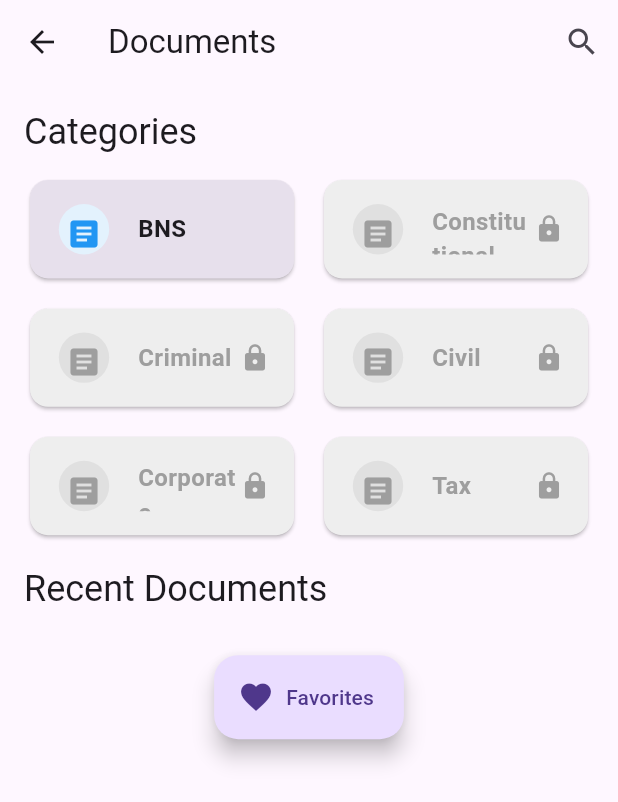
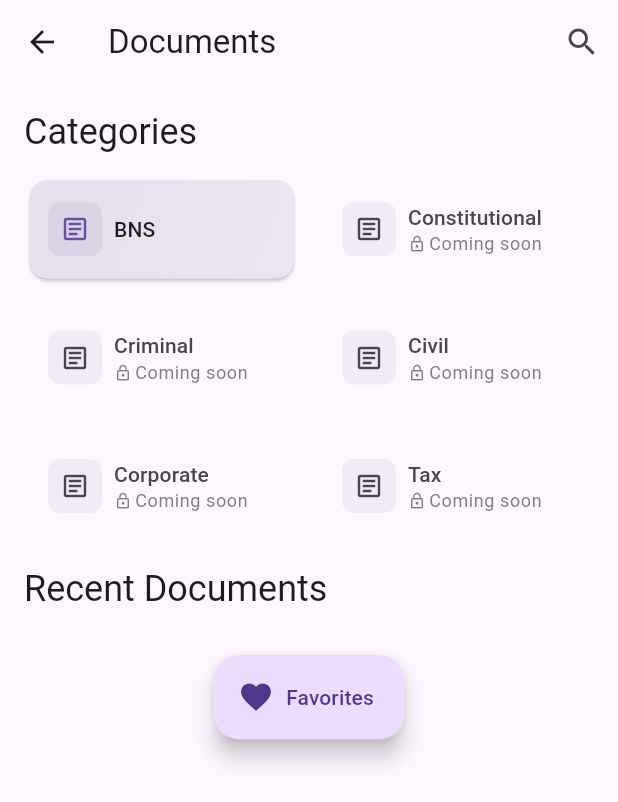
Before and after one commit to ham-zax/law_india_flutter_app, a Flutter app: the screen it shows after launch, on a phone screen of 412 x 824 dp. Shown: the top 802 px of the screen. Run offline on Flutter 3.47's test engine with Material 3 defaults, Android fonts, the phone set to English and light mode, and no system bars; our stand-ins replace equatable, flutter_bloc; missing offline and left inert: fuzzywuzzy; generated files the repository leaves out were written again.

```diff
--- a/lib/src/documents/document_list_view.dart
+++ b/lib/src/documents/document_list_view.dart
@@ -121,9 +121,12 @@ class DocumentListView extends StatelessWidget {
                                       child: Card(
                                         elevation: 0,
                                         shape: RoundedRectangleBorder(
-                                        borderRadius: BorderRadius.circular(8),
+                                          borderRadius:
+                                              BorderRadius.circular(8),
                                           side: BorderSide(
-                                          color: Theme.of(context).colorScheme.surfaceVariant,
+                                            color: Theme.of(context)
+                                                .colorScheme
+                                                .surfaceVariant,
                                             width: 1,
                                           ),
                                         ),
@@ -133,22 +136,33 @@ class DocumentListView extends StatelessWidget {
                                             vertical: 16,
                                           ),
                                           child: Column(
-                                          crossAxisAlignment: CrossAxisAlignment.start,
+                                            crossAxisAlignment:
+                                                CrossAxisAlignment.start,
                                             children: [
                                               Text(
                                                 'Chapter ${chapter.chapterNumber} - ${chapter.chapterTitle}',
-                                              style: Theme.of(context).textTheme.titleMedium?.copyWith(
-                                                fontWeight: FontWeight.w500,
+                                                style: Theme.of(context)
+                                                    .textTheme
+                                                    .titleMedium
+                                                    ?.copyWith(
+                                                      fontWeight:
+                                                          FontWeight.w500,
                                                       letterSpacing: 0.1,
                                                       height: 1.4,
                                                     ),
                                               ),
                                               Padding(
-                                              padding: const EdgeInsets.only(top: 4),
+                                                padding: const EdgeInsets.only(
+                                                    top: 4),
                                                 child: Text(
                                                   '${chapter.sections.length} Sections',
-                                                style: Theme.of(context).textTheme.bodyMedium?.copyWith(
-                                                  color: Theme.of(context).colorScheme.onSurfaceVariant,
+                                                  style: Theme.of(context)
+                                                      .textTheme
+                                                      .bodyMedium
+                                                      ?.copyWith(
+                                                        color: Theme.of(context)
+                                                            .colorScheme
+                                                            .onSurfaceVariant,
                                                         height: 1.4,
                                                       ),
                                                 ),
@@ -188,56 +202,104 @@ class DocumentListView extends StatelessWidget {
     );
   }
 
-
   Widget _buildCategoryCard({
     required BuildContext context,
     required String title,
     bool isActive = true,
   }) {
+    final theme = Theme.of(context);
+    final Color primaryColor =
+        isActive ? theme.colorScheme.primary : Colors.grey;
+
     return Card(
-      elevation: 1,
+      elevation: isActive ? 1 : 0,
       shape: RoundedRectangleBorder(
         borderRadius: BorderRadius.circular(12),
       ),
-      color: isActive
-          ? Theme.of(context).colorScheme.surfaceVariant
-          : Colors.grey[200],
+      child: Container(
+        decoration: BoxDecoration(
+          borderRadius: BorderRadius.circular(12),
+          gradient: LinearGradient(
+            begin: Alignment.topLeft,
+            end: Alignment.bottomRight,
+            colors: [
+              isActive
+                  ? theme.colorScheme.surfaceVariant
+                  : theme.colorScheme.surface,
+              isActive
+                  ? theme.colorScheme.surfaceVariant.withOpacity(0.7)
+                  : theme.colorScheme.surface,
+            ],
+          ),
+        ),
         child: Padding(
-        padding: const EdgeInsets.all(16),
+          padding: const EdgeInsets.symmetric(horizontal: 12, vertical: 8),
           child: Row(
             children: [
               Container(
                 padding: const EdgeInsets.all(8),
                 decoration: BoxDecoration(
+                  borderRadius: BorderRadius.circular(8),
                   color: isActive
-                    ? Colors.blue.shade50
-                    : Colors.grey[300],
-                shape: BoxShape.circle,
+                      ? primaryColor.withOpacity(0.1)
+                      : theme.colorScheme.surfaceVariant.withOpacity(0.5),
                 ),
                 child: Icon(
-                Icons.article,
-                size: 24,
-                color: isActive ? Colors.blue : Colors.grey,
+                  Icons.article_outlined,
+                  size: 20,
+                  color: isActive
+                      ? primaryColor
+                      : theme.colorScheme.onSurfaceVariant,
                 ),
               ),
-            const SizedBox(width: 16),
+              const SizedBox(width: 8),
               Expanded(
+                child: Column(
+                  mainAxisSize: MainAxisSize.min,
+                  crossAxisAlignment: CrossAxisAlignment.start,
+                  children: [
+                    Text(
+                      title,
+                      style: theme.textTheme.titleSmall?.copyWith(
+                        fontWeight: FontWeight.w500,
+                        color: isActive
+                            ? theme.colorScheme.onSurface
+                            : theme.colorScheme.onSurfaceVariant,
+                      ),
+                      maxLines: 1,
+                      overflow: TextOverflow.ellipsis,
+                    ),
+                    if (!isActive)
+                      Flexible(
+                        child: Row(
+                          mainAxisSize: MainAxisSize.min,
+                          children: [
+                            Icon(
+                              Icons.lock_outline,
+                              size: 12,
+                              color: theme.colorScheme.onSurfaceVariant
+                                  .withOpacity(0.7),
+                            ),
+                            const SizedBox(width: 2),
+                            Flexible(
                               child: Text(
-                title,
-                style: TextStyle(
-                  fontSize: 16,
-                  fontWeight: FontWeight.bold,
-                  color: isActive
-                      ? Theme.of(context).colorScheme.onSurface
-                      : Colors.grey,
+                                'Coming soon',
+                                style: theme.textTheme.bodySmall?.copyWith(
+                                  color: theme.colorScheme.onSurfaceVariant
+                                      .withOpacity(0.7),
                                 ),
-                maxLines: 2,
+                                maxLines: 1,
                                 overflow: TextOverflow.ellipsis,
                               ),
                             ),
-            if (!isActive)
-              const Icon(Icons.lock, size: 20, color: Colors.grey),
                           ],
+                        ),
+                      ),
+                  ],
+                ),
+              ),
+            ],
+          ),
         ),
       ),
     );
@@ -420,6 +482,7 @@ void _showFavoriteSections(BuildContext context, List<Document> documents) {
       },
     );
   }
+
   Widget _buildDocumentCard({
     required BuildContext context,
     required String title,
```
Lines whose indentation alone changed are shown as unchanged.
